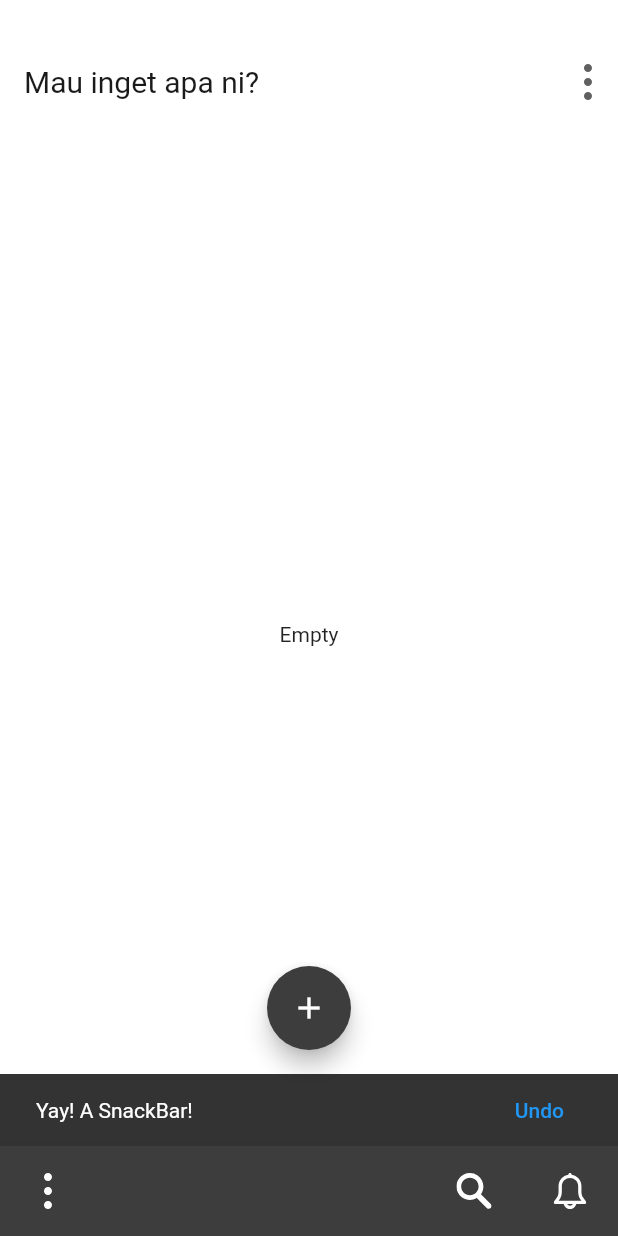
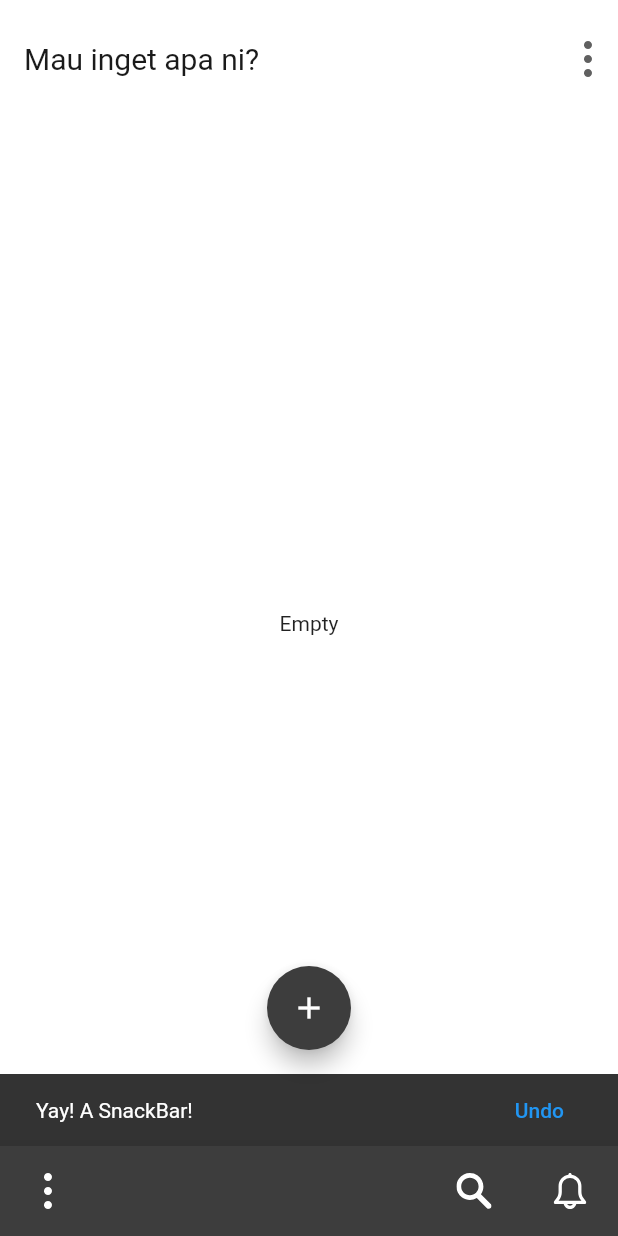
Before and after one commit to ChirikuAlii/Flutter-OkNoted, a Flutter app: the screen it shows after launch, item 2 of the bottom bar chosen, on a phone screen of 412 x 824 dp. Run offline on Flutter 3.47's test engine with Material 2 defaults, Android fonts, the phone set to English and light mode, and no system bars; our stand-ins replace flutter_svg, hive, hive_flutter; accounts and stored records are empty.

Commit message:
change status height toolbar to dynamic

```diff
--- a/lib/presentation/widget/toolbar.dart
+++ b/lib/presentation/widget/toolbar.dart
@@ -9,9 +9,11 @@ class OkNotedToolbar extends StatelessWidget with PreferredSizeWidget {
     return PreferredSize(
       preferredSize: preferredSize,
       child: Container(
+        margin: EdgeInsets.fromLTRB(
+            0, MediaQuery.of(context).viewPadding.top, 0, 0),
         color: Colors.white,
         width: MediaQuery.of(context).size.width,
-        height: 82,
+        padding: EdgeInsets.fromLTRB(0, 0, 0, 16),
         child: Row(
           children: [
             Expanded(
```
